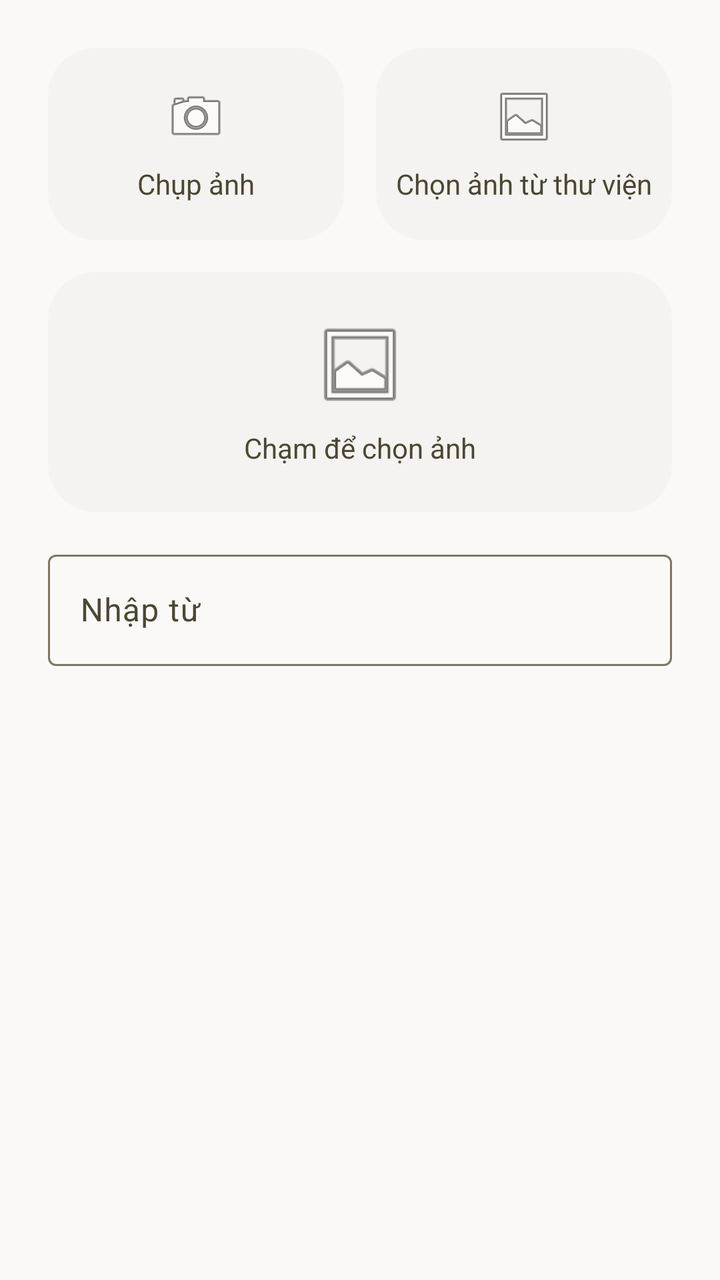
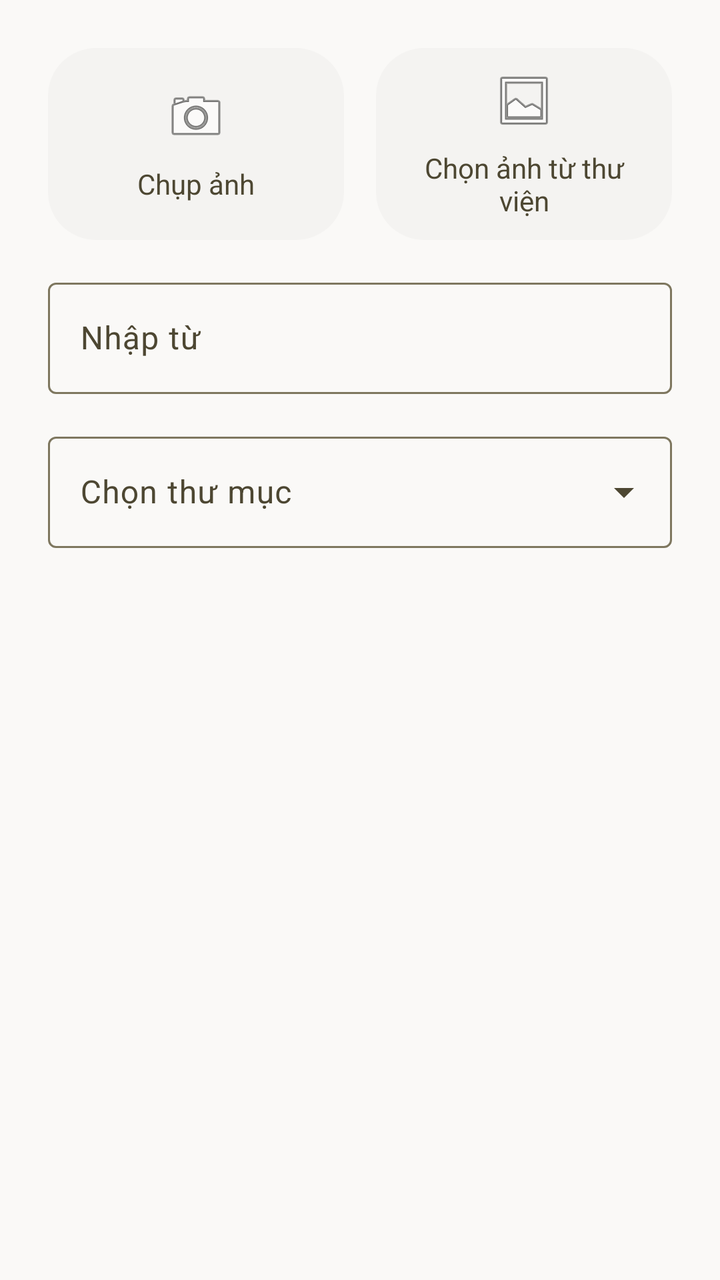

An Android layout rendered at two revisions. The XML below is the earlier revision; the diff shows what the commit changed to produce the second picture.
<!-- AndroidManifest.xml: application theme Theme.VBoard -->
<!-- res/layout/dialog_add_card.xml -->
<?xml version="1.0" encoding="utf-8"?>
<LinearLayout xmlns:android="http://schemas.android.com/apk/res/android"
    android:layout_width="match_parent"
    android:layout_height="wrap_content"
    android:orientation="vertical"
    android:padding="24dp">

    
    <LinearLayout
        android:layout_width="match_parent"
        android:layout_height="wrap_content"
        android:layout_marginBottom="16dp"
        android:orientation="horizontal">

        <LinearLayout
            android:id="@+id/btnTakePhoto"
            android:layout_width="0dp"
            android:layout_height="96dp"
            android:layout_marginEnd="8dp"
            android:layout_weight="1"
            android:background="@drawable/bg_emoji_container"
            android:gravity="center"
            android:orientation="vertical">

            <ImageView
                android:layout_width="32dp"
                android:layout_height="32dp"
                android:src="@android:drawable/ic_menu_camera"
                android:contentDescription="@string/add_card_take_photo" />

            <TextView
                android:layout_width="wrap_content"
                android:layout_height="wrap_content"
                android:layout_marginTop="8dp"
                android:text="@string/add_card_take_photo"
                android:textColor="@color/on_surface_variant"
                android:textSize="14sp" />
        </LinearLayout>

        <LinearLayout
            android:id="@+id/btnPickGallery"
            android:layout_width="0dp"
            android:layout_height="96dp"
            android:layout_marginStart="8dp"
            android:layout_weight="1"
            android:background="@drawable/bg_emoji_container"
            android:gravity="center"
            android:orientation="vertical">

            <ImageView
                android:layout_width="32dp"
                android:layout_height="32dp"
                android:src="@android:drawable/ic_menu_gallery"
                android:contentDescription="@string/add_card_pick_gallery" />

            <TextView
                android:layout_width="wrap_content"
                android:layout_height="wrap_content"
                android:layout_marginTop="8dp"
                android:text="@string/add_card_pick_gallery"
                android:textColor="@color/on_surface_variant"
                android:textSize="14sp" />
        </LinearLayout>
    </LinearLayout>

    
    <FrameLayout
        android:id="@+id/imageContainer"
        android:layout_width="match_parent"
        android:layout_height="120dp"
        android:background="@drawable/bg_emoji_container"
        android:layout_marginBottom="16dp">

        <ImageView
            android:id="@+id/selectedImage"
            android:layout_width="match_parent"
            android:layout_height="match_parent"
            android:contentDescription="@string/add_card_tap_image"
            android:scaleType="centerCrop"
            android:visibility="gone" />

        <LinearLayout
            android:id="@+id/imagePlaceholder"
            android:layout_width="wrap_content"
            android:layout_height="wrap_content"
            android:layout_gravity="center"
            android:gravity="center"
            android:orientation="vertical">

            <ImageView
                android:layout_width="48dp"
                android:layout_height="48dp"
                android:src="@android:drawable/ic_menu_gallery"
                android:contentDescription="@string/add_card_tap_image" />

            <TextView
                android:layout_width="wrap_content"
                android:layout_height="wrap_content"
                android:layout_marginTop="8dp"
                android:text="@string/add_card_tap_image"
                android:textColor="@color/on_surface_variant"
                android:textSize="14sp" />
        </LinearLayout>
    </FrameLayout>

    
    <com.google.android.material.textfield.TextInputLayout
        android:layout_width="match_parent"
        android:layout_height="wrap_content"
        android:hint="Nhập từ">

        <com.google.android.material.textfield.TextInputEditText
            android:id="@+id/editWord"
            android:layout_width="match_parent"
            android:layout_height="wrap_content"
            android:inputType="text"
            android:maxLines="1" />
    </com.google.android.material.textfield.TextInputLayout>

</LinearLayout>
<!-- resources referenced by this layout -->
<resources>
  <color name="on_surface_variant">#4d4732</color>
  <!-- drawable bg_emoji_container (drawable) -->
  <?xml version="1.0" encoding="utf-8"?>
  <shape xmlns:android="http://schemas.android.com/apk/res/android"
      android:shape="rectangle">
      <solid android:color="@color/surface_container_low" />
      <corners android:radius="@dimen/radius_xl" />
  </shape>
  <string name="add_card_pick_gallery">Chọn ảnh từ thư viện</string>
  <string name="add_card_take_photo">Chụp ảnh</string>
  <string name="add_card_tap_image">Chạm để chọn ảnh</string>
  <style name="Theme.VBoard" parent="Theme.Material3.Light.NoActionBar">
          
          <item name="colorPrimary">@color/primary</item>
          <item name="colorPrimaryContainer">@color/primary_container</item>
          <item name="colorOnPrimary">@color/on_primary</item>
          <item name="colorOnPrimaryContainer">@color/on_primary_container</item>
  
          
          <item name="colorSecondary">@color/secondary</item>
          <item name="colorSecondaryContainer">@color/secondary_container</item>
          <item name="colorOnSecondary">@color/on_secondary</item>
          <item name="colorOnSecondaryContainer">@color/on_secondary_container</item>
  
          
          <item name="colorTertiary">@color/tertiary</item>
          <item name="colorTertiaryContainer">@color/tertiary_container</item>
          <item name="colorOnTertiary">@color/on_tertiary</item>
          <item name="colorOnTertiaryContainer">@color/on_tertiary_container</item>
  
          
          <item name="colorError">@color/error</item>
          <item name="colorErrorContainer">@color/error_container</item>
          <item name="colorOnError">@color/on_error</item>
          <item name="colorOnErrorContainer">@color/on_error_container</item>
  
          
          <item name="android:colorBackground">@color/background</item>
          <item name="colorSurface">@color/surface</item>
          <item name="colorOnSurface">@color/on_surface</item>
          <item name="colorOnSurfaceVariant">@color/on_surface_variant</item>
          <item name="colorSurfaceVariant">@color/surface_container_high</item>
          <item name="colorOutline">@color/outline</item>
          <item name="colorOutlineVariant">@color/outline_variant</item>
  
          
          <item name="android:statusBarColor">@color/surface</item>
          <item name="android:windowLightStatusBar">true</item>
      </style>
  <color name="surface_container_low">#f4f3f1</color>
  <dimen name="radius_xl">24dp</dimen>
  <color name="primary">#705d00</color>
  <color name="primary_container">#ffd700</color>
  <color name="on_primary">#ffffff</color>
  <color name="on_primary_container">#705e00</color>
  <color name="secondary">#006e1c</color>
  <color name="secondary_container">#91f78e</color>
  <color name="on_secondary">#ffffff</color>
  <color name="on_secondary_container">#00731e</color>
  <color name="tertiary">#904d00</color>
  <color name="tertiary_container">#ffd1af</color>
  <color name="on_tertiary">#ffffff</color>
  <color name="on_tertiary_container">#914d00</color>
  <color name="error">#ba1a1a</color>
  <color name="error_container">#ffdad6</color>
  <color name="on_error">#ffffff</color>
  <color name="on_error_container">#93000a</color>
  <color name="background">#faf9f7</color>
  <color name="surface">#faf9f7</color>
  <color name="on_surface">#1a1c1b</color>
  <color name="surface_container_high">#e9e8e6</color>
  <color name="outline">#7e775f</color>
  <color name="outline_variant">#d0c6ab</color>
</resources>

<!-- the commit's change to res/layout/dialog_add_card.xml (unified diff, before → after) -->
@@ -1,5 +1,6 @@
 <?xml version="1.0" encoding="utf-8"?>
 <LinearLayout xmlns:android="http://schemas.android.com/apk/res/android"
+    xmlns:app="http://schemas.android.com/apk/res-auto"
     android:layout_width="match_parent"
     android:layout_height="wrap_content"
     android:orientation="vertical"
@@ -54,54 +55,38 @@
                 android:contentDescription="@string/add_card_pick_gallery" />
 
             <TextView
-                android:layout_width="wrap_content"
+                android:layout_width="match_parent"
                 android:layout_height="wrap_content"
                 android:layout_marginTop="8dp"
                 android:text="@string/add_card_pick_gallery"
                 android:textColor="@color/on_surface_variant"
-                android:textSize="14sp" />
+                android:textSize="14sp"
+                android:gravity="center"
+                android:paddingStart="16dp"
+                android:paddingEnd="16dp" />
         </LinearLayout>
     </LinearLayout>
 
     
-    <FrameLayout
+    <androidx.cardview.widget.CardView
         android:id="@+id/imageContainer"
         android:layout_width="match_parent"
         android:layout_height="120dp"
-        android:background="@drawable/bg_emoji_container"
-        android:layout_marginBottom="16dp">
+        app:cardBackgroundColor="@color/surface_container_low"
+        app:cardCornerRadius="@dimen/radius_xl"
+        app:cardElevation="0dp"
+        app:cardPreventCornerOverlap="false"
+        app:cardUseCompatPadding="false"
+        android:layout_marginBottom="16dp"
+        android:visibility="gone">
 
         <ImageView
             android:id="@+id/selectedImage"
             android:layout_width="match_parent"
             android:layout_height="match_parent"
             android:contentDescription="@string/add_card_tap_image"
-            android:scaleType="centerCrop"
-            android:visibility="gone" />
-
-        <LinearLayout
-            android:id="@+id/imagePlaceholder"
-            android:layout_width="wrap_content"
-            android:layout_height="wrap_content"
-            android:layout_gravity="center"
-            android:gravity="center"
-            android:orientation="vertical">
-
-            <ImageView
-                android:layout_width="48dp"
-                android:layout_height="48dp"
-                android:src="@android:drawable/ic_menu_gallery"
-                android:contentDescription="@string/add_card_tap_image" />
-
-            <TextView
-                android:layout_width="wrap_content"
-                android:layout_height="wrap_content"
-                android:layout_marginTop="8dp"
-                android:text="@string/add_card_tap_image"
-                android:textColor="@color/on_surface_variant"
-                android:textSize="14sp" />
-        </LinearLayout>
-    </FrameLayout>
+            android:scaleType="centerCrop" />
+    </androidx.cardview.widget.CardView>
 
     
     <com.google.android.material.textfield.TextInputLayout
@@ -117,4 +102,19 @@
             android:maxLines="1" />
     </com.google.android.material.textfield.TextInputLayout>
 
+    
+    <com.google.android.material.textfield.TextInputLayout
+        style="@style/Widget.Material3.TextInputLayout.OutlinedBox.ExposedDropdownMenu"
+        android:layout_width="match_parent"
+        android:layout_height="wrap_content"
+        android:layout_marginTop="16dp"
+        android:hint="Chọn thư mục">
+
+        <com.google.android.material.textfield.MaterialAutoCompleteTextView
+            android:id="@+id/selectCategory"
+            android:layout_width="match_parent"
+            android:layout_height="wrap_content"
+            android:inputType="none" />
+    </com.google.android.material.textfield.TextInputLayout>
+
 </LinearLayout>
